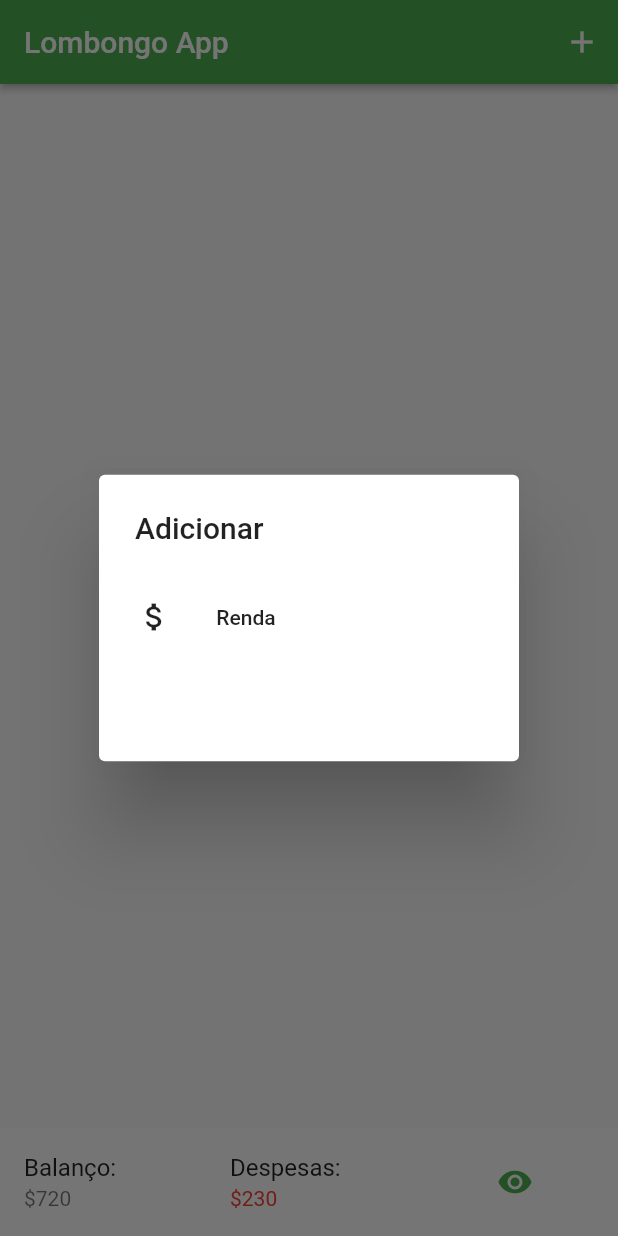
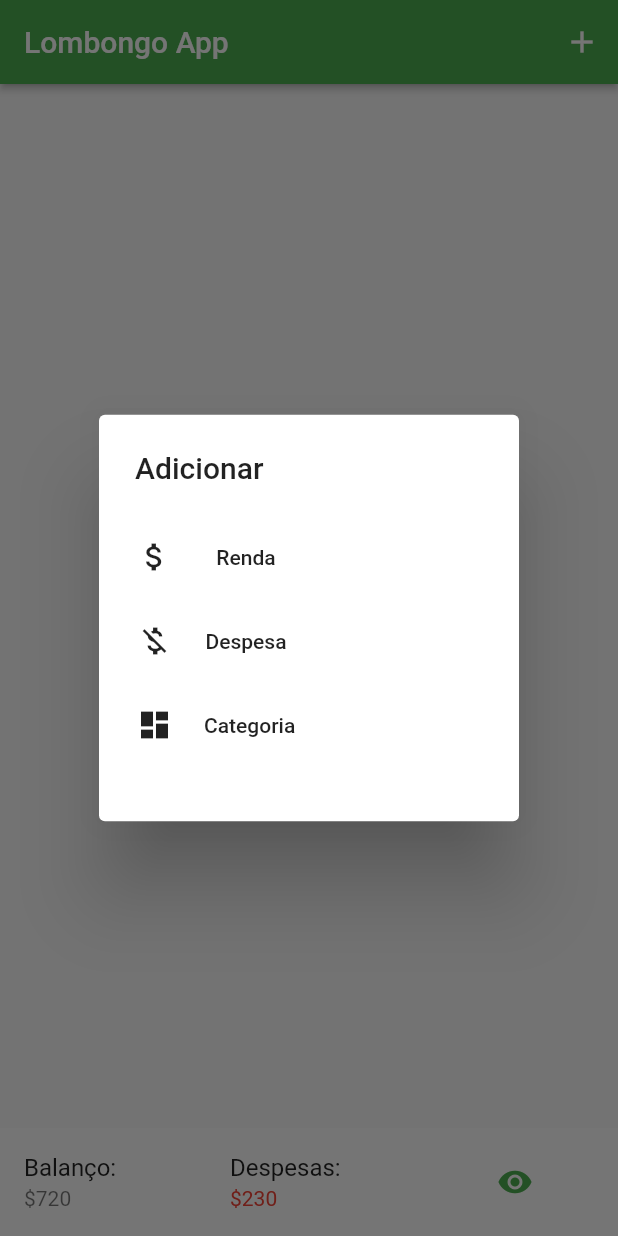
Before and after one commit to MarcioQuimbundo/lombongo, a Flutter app: the screen it shows after launch, after a tap on the "add" icon, on a phone screen of 412 x 824 dp. Run offline on Flutter 3.47's test engine with Material 2 defaults, Android fonts, the phone set to English and light mode, and no system bars.

Commit message:
inserção dos botões no showDialog - Renda, despesa e categoria

```diff
--- a/lib/main.dart
+++ b/lib/main.dart
@@ -31,7 +31,7 @@ class _HomeState extends State<Home> {
                   builder: (context) => AlertDialog(
                         title: Text("Adicionar"),
                         content: Container(
-                          height: 100.0,
+                          height: 180.0,
                           child: Column(
                             children: <Widget>[
                               //este é o botão para adicionar novas rendas
@@ -44,8 +44,40 @@ class _HomeState extends State<Home> {
                                   Padding(
                                     padding: EdgeInsets.all(4.0),
                                     child: MaterialButton(
-                                      onPressed: (){},
+                                      onPressed: () {},
                                       child: Text('Renda'),
+                                    ),
+                                  ),
+                                ],
+                              ),
+                              //este é o botão para adicionar despesas
+                              Row(
+                                children: <Widget>[
+                                  Padding(
+                                    padding: EdgeInsets.all(1.0),
+                                    child: Icon(Icons.money_off),
+                                  ),
+                                  Padding(
+                                    padding: EdgeInsets.all(4.0),
+                                    child: MaterialButton(
+                                      onPressed: () {},
+                                      child: Text('Despesa'),
+                                    ),
+                                  ),
+                                ],
+                              ),
+                              //este é o botão para adicionar uma nova categoria
+                              Row(
+                                children: <Widget>[
+                                  Padding(
+                                    padding: EdgeInsets.all(1.0),
+                                    child: Icon(Icons.dashboard),
+                                  ),
+                                  Padding(
+                                    padding: EdgeInsets.all(4.0),
+                                    child: MaterialButton(
+                                      onPressed: () {},
+                                      child: Text('Categoria'),
                                     ),
                                   ),
                                 ],
@@ -53,9 +85,10 @@ class _HomeState extends State<Home> {
                             ],
                           ),
                         ),
-                      ));
+                      )
+                    );
             },
-          )
+          ),
         ],
       ),
       bottomNavigationBar: Container(
```
